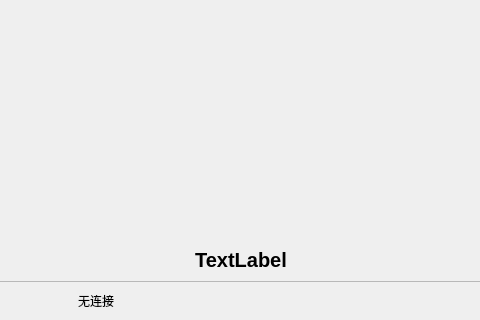
Old version of the form qtApp/mainwindow.ui in the repository aa123Eason/workcode; both pictures show x 179 to 659 and y 180 to 500 of the 840 by 500 pixel window.
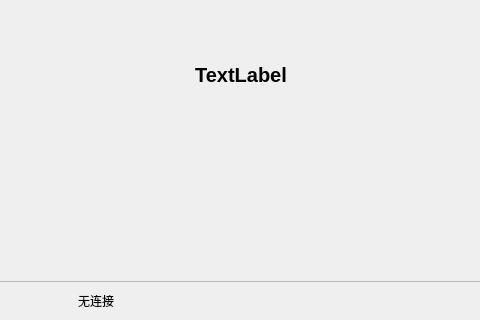
New version of the form. The open tabs and pages were chosen to show the change. Icons and pictures are not drawn.

Diff of the .ui file:
```diff
--- a/qtApp/mainwindow.ui
+++ b/qtApp/mainwindow.ui
@@ -258,21 +258,7 @@
         <number>3</number>
        </property>
        <item>
-        <widget class="QListWidget" name="list_rtk">
-         <property name="styleSheet">
-          <string notr="true">background-color: transparent;
-border-color: rgb(186, 189, 182);</string>
-         </property>
-         <property name="frameShape">
-          <enum>QFrame::NoFrame</enum>
-         </property>
-         <property name="frameShadow">
-          <enum>QFrame::Plain</enum>
-         </property>
-         <property name="viewMode">
-          <enum>QListView::IconMode</enum>
-         </property>
-        </widget>
+        <layout class="QGridLayout" name="rtklayout"/>
        </item>
        <item>
         <widget class="QLabel" name="state_rtkfacs">
```
Left out of the diff: 2 changed lines with no effect on the pictures.
